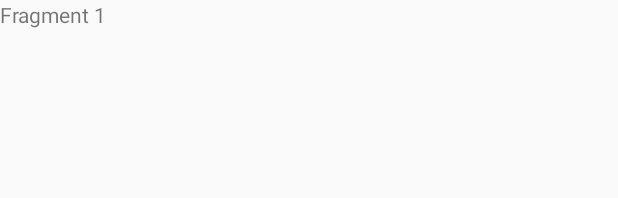
After one commit to imranayyub/Moovlee, an Android app: the layout activity_fragment.xml on its own in the app's theme, with its tools: preview values and no code run, on a phone screen of 412 x 824 dp. The commit adds this screen. Shown: the top 198 px of the screen. Run offline under Robolectric (Android 15) with nearby library versions, the phone set to English and light mode, and no system bars.

Commit message:
showing image in activity and trying to call fragment from activity

```diff
--- a/app/src/main/AndroidManifest.xml
+++ b/app/src/main/AndroidManifest.xml
@@ -19,6 +19,8 @@
                 <category android:name="android.intent.category.LAUNCHER" />
             </intent-filter>
         </activity>
+        <activity android:name=".DisplayImage" />
+        <!--<activity android:name=".FragmentActivity" />-->
         <meta-data android:name="com.facebook.sdk.ApplicationId"
             android:value="@string/facebook_app_id"/>
     </application>
--- /dev/null
+++ b/app/src/main/res/layout/activity_fragment.xml
@@ -0,0 +1,16 @@
+<?xml version="1.0" encoding="utf-8"?>
+<LinearLayout xmlns:android="http://schemas.android.com/apk/res/android"
+    android:layout_width="match_parent"
+    android:layout_height="match_parent"
+    android:id="@+id/fragmentActivity">
+    <TextView
+        android:layout_width="match_parent"
+        android:layout_height="match_parent"
+        android:text="Fragment 1" />
+    <ImageView
+        android:layout_width="match_parent"
+        android:layout_height="match_parent"
+        android:id="@+id/imge"
+        />
+
+</LinearLayout>
```
Also changed, not shown: app/src/main/java/com/example/im/googlesign/DisplayImage.java (added, +82 -0 lines), app/src/main/java/com/example/im/googlesign/FragmentActivity.java (added, +42 -0 lines), app/src/main/java/com/example/im/googlesign/MainActivity.java (+6 -25 lines), app/src/main/res/layout/activity_displayimage.xml (added, +13 -0 lines).
